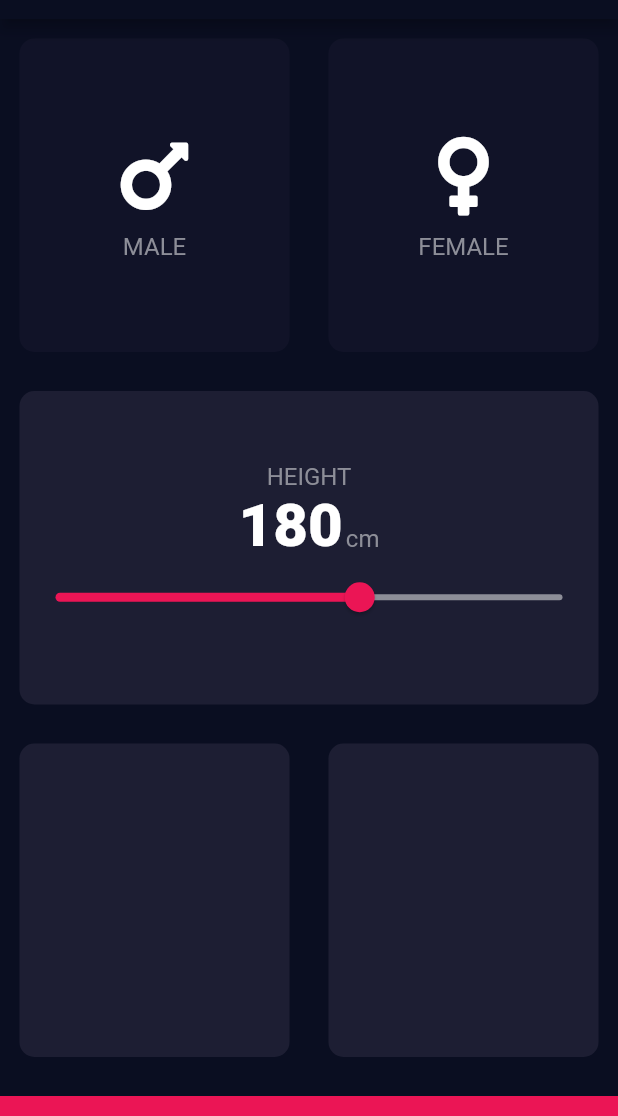
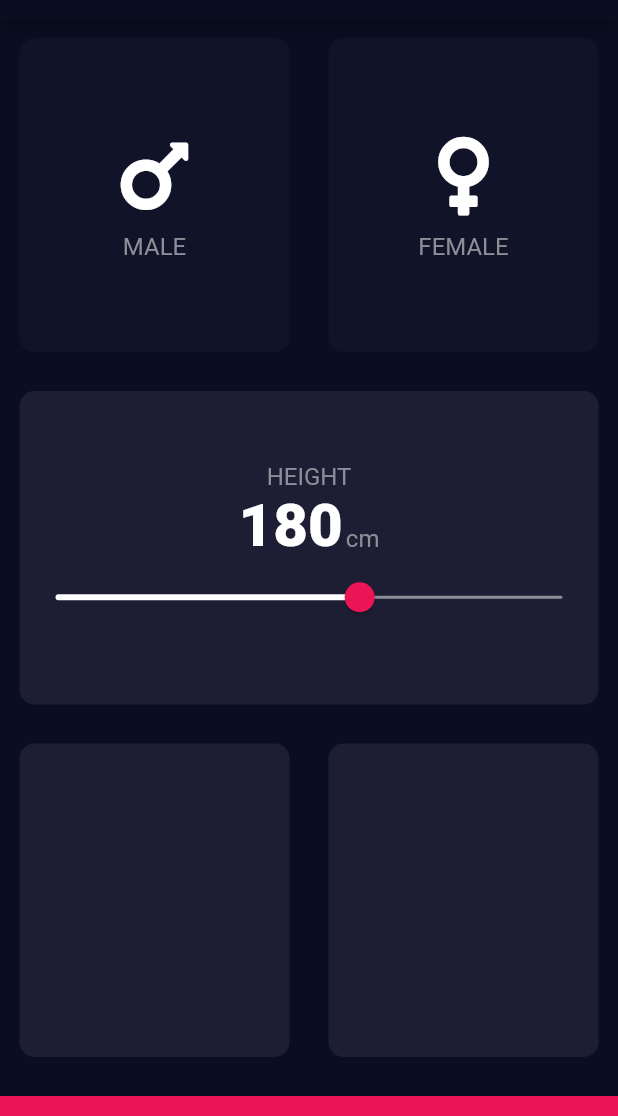
Before and after one commit to DalatCoder/learn-flutter-angela, a Flutter app: the screen it shows after launch, on a phone screen of 412 x 824 dp, the part 65-1181 px from its top. Run offline on Flutter 3.47's test engine with Material 2 defaults, Android fonts, the phone set to English and light mode, and no system bars; our stand-ins replace audioplayers, font_awesome_flutter, rflutter_alert.

```diff
--- a/bmi_calculator/lib/input_page.dart
+++ b/bmi_calculator/lib/input_page.dart
@@ -83,17 +83,24 @@ class _InputPageState extends State<InputPage> {
                       Text('cm', style: kLabelTextStyle)
                     ],
                   ),
-                  Slider(
+                  SliderTheme(
+                    data: SliderTheme.of(context).copyWith(
+                      trackHeight: 2.0,
+                      activeTrackColor: Colors.white,
+                      inactiveTrackColor: Color(0xFF8D8E98),
+                      thumbColor: Color(0xFFEB1555),
+                      overlayColor: Color(0x29EB1555),
+                    ),
+                    child: Slider(
                       min: 120.0,
                       max: 220.0,
                       value: height.toDouble(),
-                    activeColor: Color(0xFFEB1555),
-                    inactiveColor: Color(0xFF8D8E98),
                       onChanged: (double newValue) {
                         setState(() {
                           height = newValue.round();
                         });
                       },
+                    ),
                   ),
                 ],
               ),
```
Lines whose indentation alone changed are shown as unchanged.
